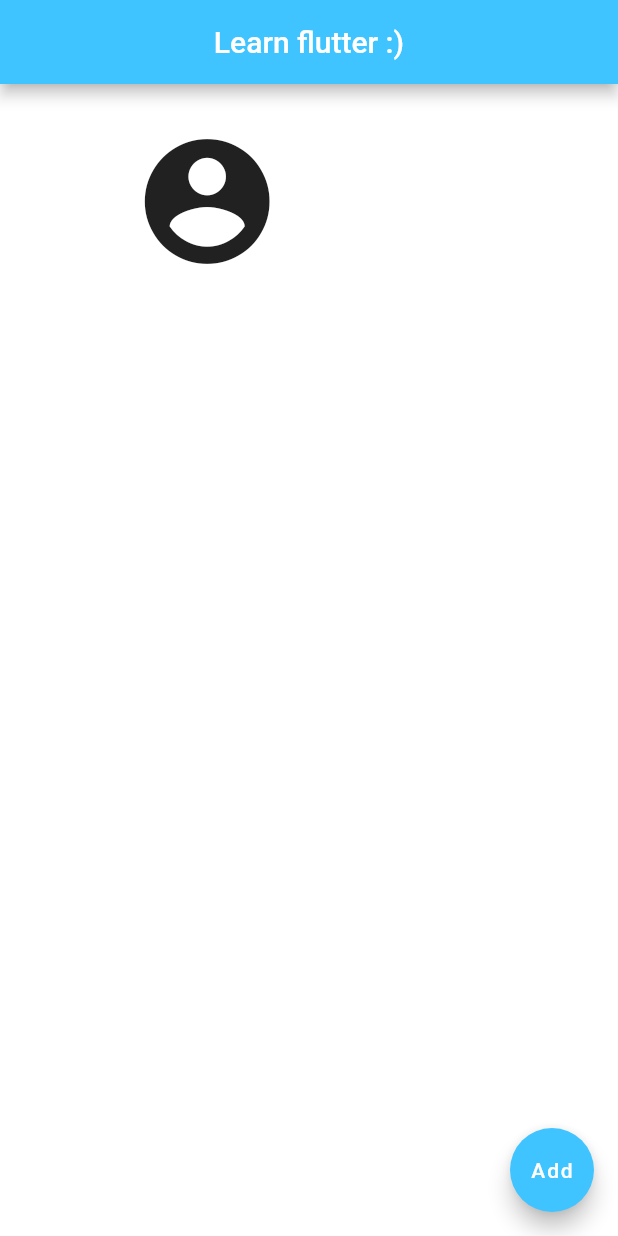
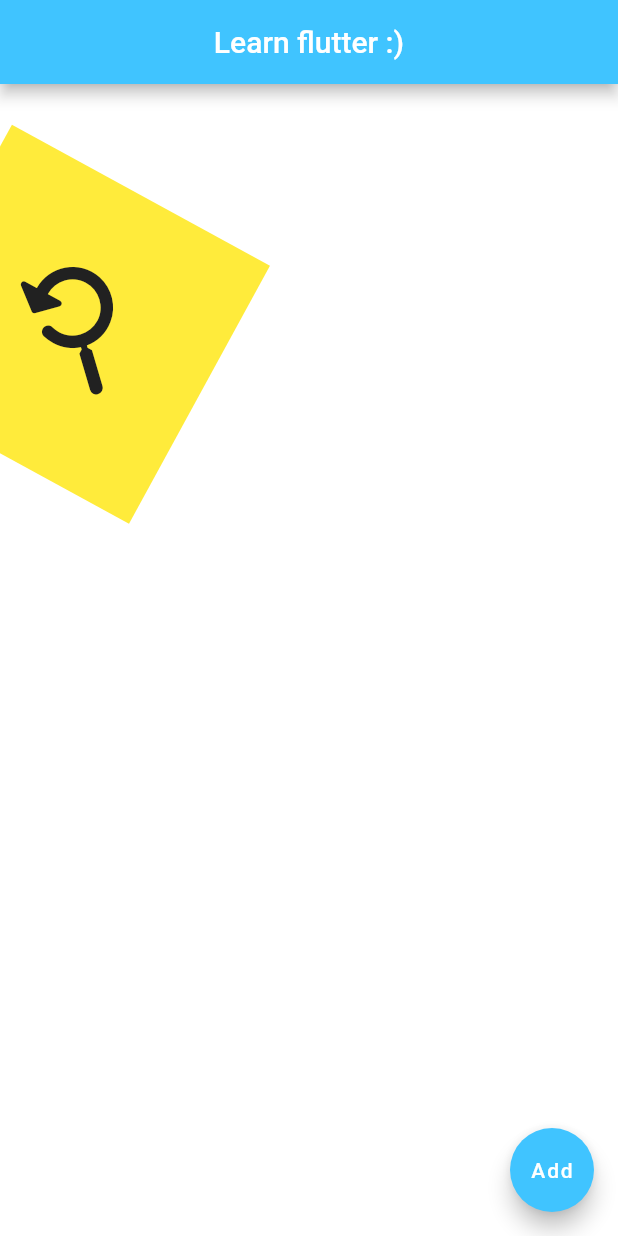
Before and after one commit to Flop88/LearnFlutter, a Flutter app: the screen it shows after launch, on a phone screen of 412 x 824 dp. Run offline on Flutter 3.47's test engine with Material 2 defaults, Android fonts, the phone set to English and light mode, and no system bars.

Commit message:
Learn Container widget

```diff
--- a/lib/main.dart
+++ b/lib/main.dart
@@ -14,14 +14,14 @@ class FlutterTutorialApp extends StatelessWidget {
             centerTitle: true,
             backgroundColor: Colors.lightBlueAccent,
           ),
-          body: Padding(
-            padding: EdgeInsets.symmetric(
-              horizontal: 80,
-              vertical: 20,
-            ),
+          body: Container(
+            color: Colors.yellow,
+            margin: EdgeInsets.all(20),
+            padding: EdgeInsets.all(40),
+            transform: Matrix4.rotationZ(0.5),
             child: IconButton(
               icon: Icon(
-                CustomIcons.account_circle,
+                Icons.youtube_searched_for_rounded,
               ),
               color: Colors.grey[900],
               iconSize: 100.0,
```
